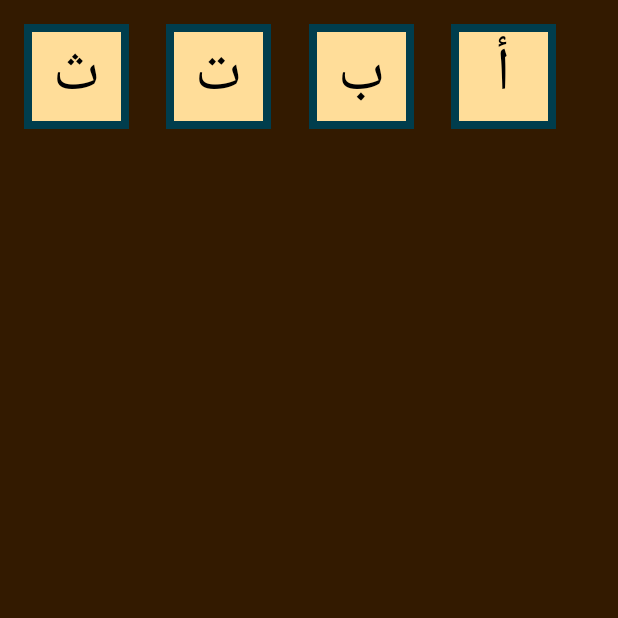
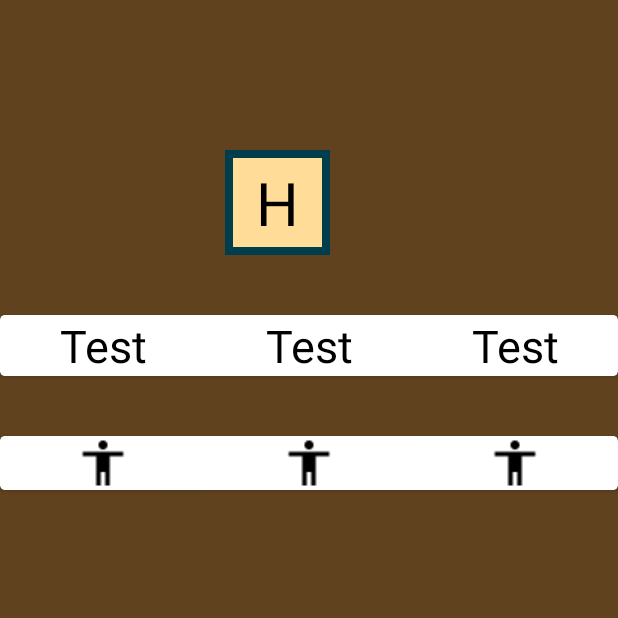
Before and after one commit to FacultyProject/YouLearn, an Android app: the screen it shows after launch (LettersActivity before the commit, LetterInfo after it), on a phone screen of 412 x 824 dp, the top half of it. Run offline under Robolectric (Android 15) with nearby library versions, the phone set to English and light mode, and no system bars.

Commit message:
add letter info activity

```diff
--- a/app/build.gradle
+++ b/app/build.gradle
@@ -24,10 +24,11 @@ dependencies {
     androidTestCompile('com.android.support.test.espresso:espresso-core:2.2.2', {
         exclude group: 'com.android.support', module: 'support-annotations'
     })
-    compile 'com.android.support:appcompat-v7:23.0.0'
-    compile 'com.android.support:support-v4:23.0.0'
+
+    compile 'com.android.support:appcompat-v7:23.4.0'
+    compile 'com.android.support:support-v4:23.4.0'
+    compile 'com.android.support:design:23.4.0'
+    compile 'com.android.support:cardview-v7:23.0.+'
+    compile 'com.android.support:recyclerview-v7:23.4.0'
     testCompile 'junit:junit:4.12'
-    compile 'com.android.support:design:23.0.0'
-    compile'com.android.support:recyclerview-v7:23.0.0'
-
 }
--- a/app/src/main/AndroidManifest.xml
+++ b/app/src/main/AndroidManifest.xml
@@ -15,10 +15,12 @@
                 <category android:name="android.intent.category.LAUNCHER" />
             </intent-filter>
         </activity>
+
         <service
             android:name=".services.ServiceClass"
             android:enabled="true"
             android:exported="true" />
+
         <activity android:name=".activities.LettersActivity">
             <intent-filter>
                 <action android:name="android.intent.action.MAIN" />
@@ -26,6 +28,12 @@
                 <category android:name="android.intent.category.LAUNCHER" />
             </intent-filter>
         </activity>
+        <activity android:name=".activities.LetterInfo">
+            <intent-filter>
+                <action android:name="android.intent.action.MAIN"/>
+                <category android:name="android.intent.category.LAUNCHER"/>
+            </intent-filter>
+        </activity>
     </application>
 
 </manifest>
--- /dev/null
+++ b/app/src/main/java/com/ourproject/learningapp/activities/LetterInfo.java
@@ -0,0 +1,25 @@
+package com.ourproject.learningapp.activities;
+
+
+import android.support.v7.app.AppCompatActivity;
+import android.os.Bundle;
+
+import com.ourproject.learningapp.R;
+import com.ourproject.learningapp.fragments.FragmentList;
+import com.ourproject.learningapp.fragments.LetterFragment;
+import com.ourproject.learningapp.fragments.MainFragment;
+
+public class LetterInfo extends AppCompatActivity {
+
+    @Override
+    protected void onCreate(Bundle savedInstanceState) {
+        super.onCreate(savedInstanceState);
+        setContentView(R.layout.activity_letter_info);
+
+        if (savedInstanceState == null) {
+            getSupportFragmentManager().beginTransaction()
+                    .add(R.id.fLetter, new LetterFragment())
+                    .commit();
+        }
+    }
+}
--- a/app/src/main/java/com/ourproject/learningapp/adapters/CustomAdapter.java
+++ b/app/src/main/java/com/ourproject/learningapp/adapters/CustomPagerAdapter.java
@@ -19,14 +19,14 @@ import com.ourproject.learningapp.tabs_fragments.Fragment3;
  * Created by Moetaz on 2/24/2017.
  */
 
-public class CustomAdapter extends FragmentPagerAdapter {
+public class CustomPagerAdapter extends FragmentPagerAdapter {
 
-    Context context;
+    private Context context;
 
-    int [] icons ={R.drawable.book,R.drawable.a,R.drawable.a};
+    private int [] icons ={R.drawable.book,R.drawable.a,R.drawable.a};
     private String [] fragments={"fragment 1","fragment 2","fragment 3"};
 
-    public CustomAdapter(FragmentManager fm, Context ApplicationContext) {
+    public CustomPagerAdapter(FragmentManager fm, Context ApplicationContext) {
         super(fm);
         this.context=ApplicationContext;
     }
--- a/app/src/main/java/com/ourproject/learningapp/adapters/LettersAdapter.java
+++ b/app/src/main/java/com/ourproject/learningapp/adapters/LettersAdapter.java
@@ -9,6 +9,8 @@ import android.view.ViewGroup;
 import android.widget.TextView;
 
 import com.ourproject.learningapp.R;
+import com.ourproject.learningapp.activities.LetterInfo;
+import com.ourproject.learningapp.activities.LettersActivity;
 import com.ourproject.learningapp.services.ServiceClass;
 import com.ourproject.learningapp.activities.MainActivity;
 
@@ -20,8 +22,8 @@ import java.util.List;
  * Created by Mohamed Ali on 3/2/2017.
  */
 public class LettersAdapter extends RecyclerView.Adapter<LettersAdapter.MyViewHolder> {
-    List<String> lettters;
-    Context context;
+    private List<String> lettters;
+    private Context context;
     public LettersAdapter( List<String> lettters, Context context) {
         this.lettters = new ArrayList<>();
         this.lettters = lettters;
@@ -41,7 +43,11 @@ public class LettersAdapter extends RecyclerView.Adapter<LettersAdapter.MyViewHo
         holder.textView.setOnClickListener(new View.OnClickListener() {
             @Override
             public void onClick(View view) {
+
                 context.stopService(new Intent(context,ServiceClass.class));
+
+                Intent intent= new Intent(context,LetterInfo.class);
+                context.startActivity(intent);
 
             }
         });
--- /dev/null
+++ b/app/src/main/java/com/ourproject/learningapp/fragments/LetterFragment.java
@@ -0,0 +1,28 @@
+package com.ourproject.learningapp.fragments;
+
+
+import android.os.Bundle;
+import android.support.v4.app.Fragment;
+import android.view.LayoutInflater;
+import android.view.View;
+import android.view.ViewGroup;
+
+import com.ourproject.learningapp.R;
+
+
+public class LetterFragment extends Fragment {
+
+
+    public LetterFragment() {
+        // Required empty public constructor
+    }
+
+
+    @Override
+    public View onCreateView(LayoutInflater inflater, ViewGroup container,
+                             Bundle savedInstanceState) {
+        // Inflate the layout for this fragment
+        return inflater.inflate(R.layout.fragment_letter, container, false);
+    }
+
+}
--- a/app/src/main/java/com/ourproject/learningapp/fragments/MainFragment.java
+++ b/app/src/main/java/com/ourproject/learningapp/fragments/MainFragment.java
@@ -12,7 +12,7 @@ import android.view.LayoutInflater;
 import android.view.View;
 import android.view.ViewGroup;
 
-import com.ourproject.learningapp.adapters.CustomAdapter;
+import com.ourproject.learningapp.adapters.CustomPagerAdapter;
 import com.ourproject.learningapp.R;
 
 
@@ -32,7 +32,7 @@ public class MainFragment extends Fragment {
         View view=inflater.inflate(R.layout.fragment_main, container, false);
 
         viewPager= (ViewPager) view.findViewById(R.id.viewpager);
-        viewPager.setAdapter(new CustomAdapter(((AppCompatActivity)getActivity()).getSupportFragmentManager(),getContext()));
+        viewPager.setAdapter(new CustomPagerAdapter(((AppCompatActivity)getActivity()).getSupportFragmentManager(),getContext()));
 
         tabLayout= (TabLayout) view.findViewById(R.id.tabLayout);
         tabLayout.setupWithViewPager(viewPager);
--- a/app/src/main/java/com/ourproject/learningapp/tabs_fragments/Fragment1.java
+++ b/app/src/main/java/com/ourproject/learningapp/tabs_fragments/Fragment1.java
@@ -24,16 +24,22 @@ public class Fragment1 extends Fragment {
     @Nullable
     @Override
     public View onCreateView(LayoutInflater inflater, @Nullable ViewGroup container, @Nullable Bundle savedInstanceState) {
+
         View view = inflater.inflate(R.layout.frag1, container, false);
+
         ImageView imageView = (ImageView) view.findViewById(R.id.arabic_letters_img);
         TextView textView = (TextView) view.findViewById(R.id.text);
+
+
         textView.setTypeface(MainActivity.font);
         imageView.setOnClickListener(new View.OnClickListener() {
             @Override
             public void onClick(View view) {
                 getActivity().stopService(new Intent(getActivity(), ServiceClass.class));
+
                 Intent intent = new Intent(getActivity(), LettersActivity.class);
                 getActivity().startActivity(intent);
+
                 Intent serviceIntent = new Intent(getActivity(), ServiceClass.class);
                 serviceIntent.putExtra("id", R.raw.mini_nasheed);
                 getActivity().startService(serviceIntent);
--- /dev/null
+++ b/app/src/main/res/layout/activity_letter_info.xml
@@ -0,0 +1,16 @@
+<?xml version="1.0" encoding="utf-8"?>
+<RelativeLayout xmlns:android="http://schemas.android.com/apk/res/android"
+    xmlns:tools="http://schemas.android.com/tools"
+    android:id="@+id/activity_letter_info"
+    android:layout_width="match_parent"
+    android:layout_height="match_parent"
+
+    tools:context="com.ourproject.learningapp.activities.LetterInfo">
+    <FrameLayout
+        android:id="@+id/fLetter"
+        android:layout_width="match_parent"
+        android:layout_height="match_parent">
+
+    </FrameLayout>
+
+</RelativeLayout>
--- a/app/src/main/res/layout/frag1.xml
+++ b/app/src/main/res/layout/frag1.xml
@@ -1,4 +1,6 @@
 <?xml version="1.0" encoding="utf-8"?>
+
+
 <LinearLayout xmlns:android="http://schemas.android.com/apk/res/android"
     xmlns:tools="http://schemas.android.com/tools"
     android:orientation="vertical"
--- /dev/null
+++ b/app/src/main/res/layout/fragment_letter.xml
@@ -0,0 +1,91 @@
+<LinearLayout xmlns:android="http://schemas.android.com/apk/res/android"
+    xmlns:tools="http://schemas.android.com/tools"
+    android:layout_width="match_parent"
+    android:layout_height="match_parent"
+    xmlns:card_view="http://schemas.android.com/apk/res-auto"
+    android:orientation="vertical"
+    android:background="@color/colorPrimaryDark"
+    tools:context="com.ourproject.learningapp.fragments.LetterFragment">
+
+    <TextView
+        android:layout_marginBottom="20dp"
+        android:layout_marginTop="100dp"
+        android:layout_marginLeft="150dp"
+        android:layout_width="70dp"
+        android:layout_height="70dp"
+        android:text="H"
+        android:gravity="center"
+        android:textSize="40sp"
+        android:background="@drawable/img"
+        android:textColor="@android:color/background_dark"
+        android:id="@+id/letter" />
+
+
+    <android.support.v7.widget.CardView
+        card_view:cardCornerRadius="3dp"
+        android:layout_marginBottom="20dp"
+        android:layout_marginTop="20dp"
+        android:layout_width="match_parent"
+        android:layout_height="wrap_content">
+        <LinearLayout
+            android:layout_width="match_parent"
+            android:layout_height="match_parent">
+        <TextView
+            android:gravity="center"
+            android:layout_weight="1"
+            android:textColor="#000"
+            android:textSize="30dp"
+            android:text="Test"
+            android:layout_width="wrap_content"
+            android:layout_height="wrap_content" />
+        <TextView
+            android:gravity="center"
+            android:layout_weight="1"
+            android:textColor="#000"
+            android:textSize="30dp"
+            android:text="Test"
+            android:layout_width="wrap_content"
+            android:layout_height="wrap_content" />
+        <TextView
+            android:gravity="center"
+            android:layout_weight="1"
+            android:textColor="#000"
+            android:textSize="30dp"
+            android:text="Test"
+            android:layout_width="wrap_content"
+            android:layout_height="wrap_content" />
+        </LinearLayout>
+
+    </android.support.v7.widget.CardView>
+
+    <android.support.v7.widget.CardView
+        card_view:cardCornerRadius="3dp"
+        android:layout_marginTop="20dp"
+        android:layout_marginBottom="20dp"
+        android:layout_width="match_parent"
+        android:layout_height="wrap_content">
+        <LinearLayout
+            android:layout_width="match_parent"
+            android:layout_height="match_parent">
+        <ImageView
+            android:layout_weight="1"
+            android:src="@drawable/a"
+            android:layout_width="wrap_content"
+            android:layout_height="wrap_content" />
+
+            <ImageView
+                android:layout_weight="1"
+                android:src="@drawable/a"
+                android:layout_width="wrap_content"
+                android:layout_height="wrap_content" />
+
+            <ImageView
+                android:layout_weight="1"
+                android:src="@drawable/a"
+                android:layout_width="wrap_content"
+                android:layout_height="wrap_content" />
+        </LinearLayout>
+
+
+    </android.support.v7.widget.CardView>
+</LinearLayout>
```
